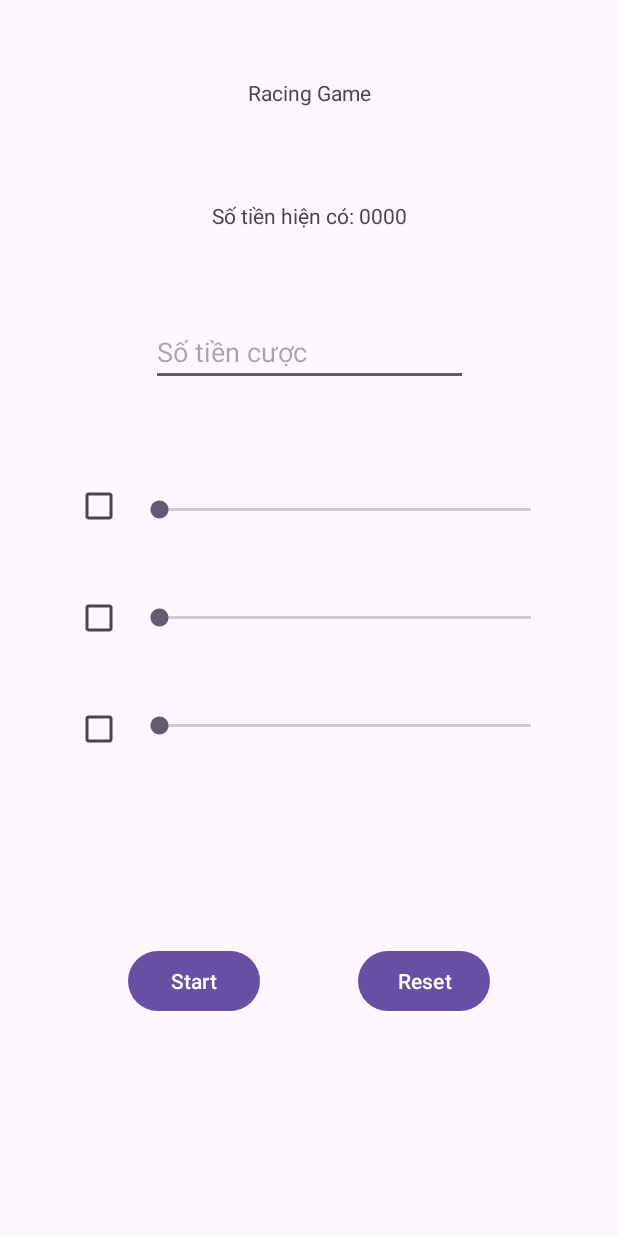
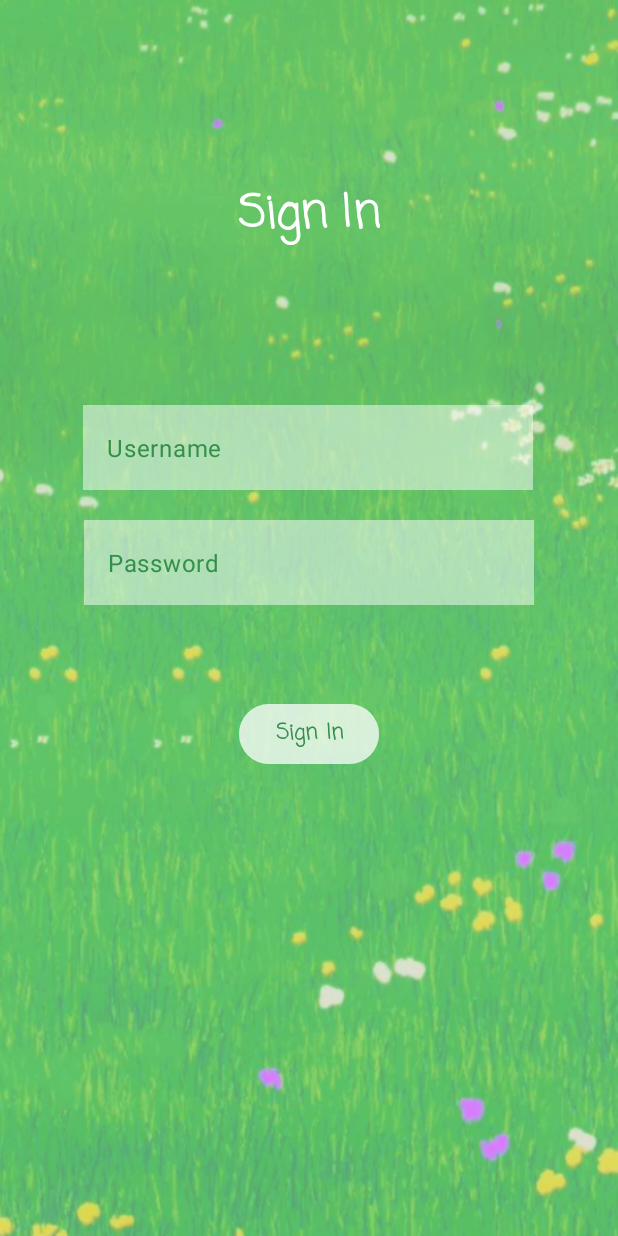
Before and after one commit to vliam0206/PRM_RacingGame, an Android app: the screen it shows after launch (MainActivity before the commit, SignInActivity after it), on a phone screen of 412 x 824 dp. Run offline under Robolectric (Android 15) with nearby library versions, the phone set to English and light mode, and no system bars.

Commit message:
[Lam][Edit .gitignore and README.md] (#2)
* BaoNgoc edit layout

* BaoNgoc  edit layout

* Lam completed Play a run and Reset

* Thuong add animation and audio

* BaoNgoc update layout

* [Lam][Update .gitignore]

* [Lam][Edit README.md]

* [Lam][Delete .name]

* [Lam][Delete compiler.xml]

---------

Co-authored-by: tranlebaongoc1512 <tranlebaongoc1512@gmail.com>
Co-authored-by: trungthongnguyen2002@gmail.com <trungthongnguyen2002@gmail.com>
Co-authored-by: giathuong172 <thuongmc2k2@gmail.com>

```diff
--- a/app/src/main/AndroidManifest.xml
+++ b/app/src/main/AndroidManifest.xml
@@ -13,7 +13,7 @@
         android:theme="@style/Theme.LabGameRacing"
         tools:targetApi="31">
         <activity
-            android:name=".MainActivity"
+            android:name=".SignInActivity"
             android:exported="true">
             <intent-filter>
                 <action android:name="android.intent.action.MAIN" />
@@ -21,6 +21,7 @@
                 <category android:name="android.intent.category.LAUNCHER" />
             </intent-filter>
         </activity>
+        <activity android:name=".MainActivity" />
     </application>
 
 </manifest>
--- /dev/null
+++ b/app/src/main/java/com/example/labgameracing/SignInActivity.java
@@ -0,0 +1,61 @@
+package com.example.labgameracing;
+
+import android.content.Intent;
+import android.os.Bundle;
+import android.text.TextUtils;
+import android.view.View;
+import android.widget.Button;
+import android.widget.EditText;
+import android.widget.TextView;
+
+import androidx.appcompat.app.AppCompatActivity;
+
+public class SignInActivity extends AppCompatActivity implements View.OnClickListener {
+    private EditText etUsername;
+    private EditText etPassword;
+    private Button btnSignIn;
+
+    private final String REQUIRE = "Require";
+
+    @Override
+    public void onCreate(Bundle savedInstanceState) {
+        super.onCreate(savedInstanceState);
+        setContentView(R.layout.activity_sign_in);
+
+        etUsername = findViewById(R.id.etUsername);
+        etPassword = findViewById(R.id.etPassword);
+        btnSignIn = findViewById(R.id.btnSignIn);
+
+        btnSignIn.setOnClickListener(this);
+
+    }
+
+    private boolean checkInput() {
+        if (TextUtils.isEmpty(etUsername.getText().toString())) {
+            etUsername.setError(REQUIRE);
+            return false;
+        }
+
+        if (TextUtils.isEmpty(etPassword.getText().toString())) {
+            etUsername.setError(REQUIRE);
+            return false;
+        }
+
+        return true;
+    }
+
+    private void signIn() {
+        if (!checkInput()) {
+            return;
+        }
+
+        Intent intent = new Intent(this, MainActivity.class);
+        startActivity(intent);
+        finish();
+    }
+
+    @Override
+    public void onClick(View v) {
+        signIn();
+    }
+}
--- a/app/src/main/res/layout/activity_main.xml
+++ b/app/src/main/res/layout/activity_main.xml
@@ -5,117 +5,150 @@
     android:layout_width="match_parent"
     android:layout_height="match_parent"
     android:padding="20dp"
+    android:background="@drawable/background"
     tools:context=".MainActivity">
 
     <SeekBar
         android:id="@+id/seekbarPlayer3"
         android:layout_width="280dp"
-        android:layout_height="40dp"
-        android:layout_marginTop="32dp"
+        android:layout_height="wrap_content"
+        android:layout_marginTop="28dp"
+        android:progress="5"
+        android:splitTrack="false"
+        android:thumb="@drawable/thumb3"
         app:layout_constraintEnd_toEndOf="parent"
         app:layout_constraintHorizontal_bias="0.5"
         app:layout_constraintStart_toEndOf="@+id/checkboxPlayer3"
-        app:layout_constraintTop_toBottomOf="@+id/seekbarPlayer2" />
+        app:layout_constraintTop_toBottomOf="@+id/seekbarPlayer2"
+        android:max="100"/>
+
+    <CheckBox
+        android:id="@+id/checkboxPlayer2"
+        android:layout_width="wrap_content"
+        android:layout_height="wrap_content"
+        app:buttonTint="#CCFFFFFF"
+        app:layout_constraintBottom_toBottomOf="parent"
+        app:layout_constraintEnd_toStartOf="@+id/seekbarPlayer2"
+        app:layout_constraintHorizontal_chainStyle="packed"
+        app:layout_constraintStart_toStartOf="parent"
+        app:layout_constraintTop_toTopOf="parent"
+        app:layout_constraintVertical_bias="0.53" />
+
+    <SeekBar
+        android:id="@+id/seekbarPlayer1"
+        android:layout_width="280dp"
+        android:layout_height="wrap_content"
+        android:layout_marginBottom="20dp"
+        android:splitTrack="false"
+        android:thumb="@drawable/thumb1"
+        android:progress="5"
+        app:layout_constraintBottom_toTopOf="@+id/seekbarPlayer2"
+        app:layout_constraintEnd_toEndOf="parent"
+        app:layout_constraintHorizontal_bias="0.5"
+        app:layout_constraintStart_toEndOf="@+id/checkboxPlayer1"
+        android:max="100"/>
 
     <CheckBox
         android:id="@+id/checkboxPlayer3"
         android:layout_width="wrap_content"
         android:layout_height="wrap_content"
+        app:buttonTint="#CCFFFFFF"
         app:layout_constraintBottom_toBottomOf="@+id/seekbarPlayer3"
         app:layout_constraintEnd_toStartOf="@+id/seekbarPlayer3"
-        app:layout_constraintHorizontal_bias="0.5"
         app:layout_constraintHorizontal_chainStyle="packed"
         app:layout_constraintStart_toStartOf="parent"
         app:layout_constraintTop_toTopOf="@+id/seekbarPlayer3"
-        app:layout_constraintVertical_bias="0.25" />
+        app:layout_constraintVertical_bias="0.5" />
+
+    <EditText
+        android:id="@+id/etPayNumber"
+        style="@style/Widget.Material3.AutoCompleteTextView.OutlinedBox"
+        android:layout_width="wrap_content"
+        android:layout_height="wrap_content"
+        android:layout_marginBottom="44dp"
+        android:background="#80FFFFFF"
+        android:ems="10"
+        android:hint="Bet amount"
+        android:inputType="number"
+        android:textColorHint="#348F4B"
+        app:layout_constraintBottom_toTopOf="@+id/seekbarPlayer1"
+        app:layout_constraintEnd_toEndOf="parent"
+        app:layout_constraintStart_toStartOf="parent" />
+
+    <CheckBox
+        android:id="@+id/checkboxPlayer1"
+        android:layout_width="wrap_content"
+        android:layout_height="wrap_content"
+        app:buttonTint="#CCFFFFFF"
+        app:layout_constraintBottom_toBottomOf="@+id/seekbarPlayer1"
+        app:layout_constraintEnd_toStartOf="@+id/seekbarPlayer1"
+        app:layout_constraintHorizontal_chainStyle="packed"
+        app:layout_constraintStart_toStartOf="parent"
+        app:layout_constraintTop_toTopOf="@+id/seekbarPlayer1"
+        app:layout_constraintVertical_bias="0.5" />
 
     <SeekBar
         android:id="@+id/seekbarPlayer2"
         android:layout_width="280dp"
-        android:layout_height="40dp"
+        android:layout_height="wrap_content"
+        android:progress="5"
+        android:splitTrack="false"
+        android:thumb="@drawable/thumb2"
         app:layout_constraintBottom_toBottomOf="parent"
         app:layout_constraintEnd_toEndOf="parent"
         app:layout_constraintHorizontal_bias="0.5"
         app:layout_constraintStart_toEndOf="@+id/checkboxPlayer2"
-        app:layout_constraintTop_toTopOf="parent" />
+        app:layout_constraintTop_toTopOf="parent"
+        app:layout_constraintVertical_bias="0.53"
+        android:max="100"/>
 
-    <CheckBox
-        android:id="@+id/checkboxPlayer2"
+    <Button
+        android:id="@+id/btnReset"
         android:layout_width="wrap_content"
         android:layout_height="wrap_content"
+        android:backgroundTint="#80FFFFFF"
+        android:fontFamily="casual"
+        android:text="Reset"
+        android:textColor="#348F4B"
+        android:textStyle="bold"
         app:layout_constraintBottom_toBottomOf="parent"
-        app:layout_constraintEnd_toStartOf="@+id/seekbarPlayer2"
+        app:layout_constraintEnd_toEndOf="parent"
         app:layout_constraintHorizontal_bias="0.5"
-        app:layout_constraintHorizontal_chainStyle="packed"
+        app:layout_constraintStart_toEndOf="@+id/btnStart"
+        app:layout_constraintTop_toTopOf="parent"
+        app:layout_constraintVertical_bias="0.880" />
+
+    <Button
+        android:id="@+id/btnStart"
+        android:layout_width="wrap_content"
+        android:layout_height="wrap_content"
+        android:backgroundTint="#80FFFFFF"
+        android:fontFamily="casual"
+        android:text="Start"
+        android:textColor="#348F4B"
+        android:textStyle="bold"
+        app:layout_constraintBottom_toBottomOf="parent"
+        app:layout_constraintEnd_toStartOf="@+id/btnReset"
+        app:layout_constraintHorizontal_bias="0.5"
+        app:layout_constraintHorizontal_chainStyle="spread"
         app:layout_constraintStart_toStartOf="parent"
-        app:layout_constraintTop_toTopOf="parent" />
+        app:layout_constraintTop_toTopOf="parent"
+        app:layout_constraintVertical_bias="0.880" />
 
     <TextView
         android:id="@+id/tvTitle"
         android:layout_width="wrap_content"
         android:layout_height="wrap_content"
-        android:layout_marginTop="32dp"
-        android:text="Racing Game"
+        android:layout_marginTop="68dp"
+        android:fontFamily="casual"
+        android:text="Oggy Racing Game"
+        android:textColor="@color/white"
+        android:textSize="30dp"
+        android:textStyle="bold"
         app:layout_constraintEnd_toEndOf="parent"
+        app:layout_constraintHorizontal_bias="0.497"
         app:layout_constraintStart_toStartOf="parent"
         app:layout_constraintTop_toTopOf="parent" />
-
-    <SeekBar
-        android:id="@+id/seekbarPlayer1"
-        android:layout_width="280dp"
-        android:layout_height="40dp"
-        android:layout_marginBottom="32dp"
-        app:layout_constraintBottom_toTopOf="@+id/seekbarPlayer2"
-        app:layout_constraintEnd_toEndOf="parent"
-        app:layout_constraintHorizontal_bias="0.5"
-        app:layout_constraintStart_toEndOf="@+id/checkboxPlayer1" />
-
-    <CheckBox
-        android:id="@+id/checkboxPlayer1"
-        android:layout_width="wrap_content"
-        android:layout_height="wrap_content"
-        app:layout_constraintBottom_toBottomOf="@+id/seekbarPlayer1"
-        app:layout_constraintEnd_toStartOf="@+id/seekbarPlayer1"
-        app:layout_constraintHorizontal_bias="0.5"
-        app:layout_constraintHorizontal_chainStyle="packed"
-        app:layout_constraintStart_toStartOf="parent"
-        app:layout_constraintTop_toTopOf="@+id/seekbarPlayer1"
-        app:layout_constraintVertical_bias="0.875" />
-
-    <Button
-        android:id="@+id/btnStart"
-        android:layout_width="wrap_content"
-        android:layout_height="wrap_content"
-        android:text="Start"
-        app:layout_constraintBottom_toBottomOf="parent"
-        app:layout_constraintEnd_toStartOf="@+id/btnReset"
-        app:layout_constraintHorizontal_bias="0.5"
-        app:layout_constraintHorizontal_chainStyle="spread"
-        app:layout_constraintStart_toStartOf="parent"
-        app:layout_constraintTop_toBottomOf="@+id/seekbarPlayer3" />
-
-    <Button
-        android:id="@+id/btnReset"
-        android:layout_width="wrap_content"
-        android:layout_height="wrap_content"
-        android:text="Reset"
-        app:layout_constraintBottom_toBottomOf="parent"
-        app:layout_constraintEnd_toEndOf="parent"
-        app:layout_constraintHorizontal_bias="0.5"
-        app:layout_constraintStart_toEndOf="@+id/btnStart"
-        app:layout_constraintTop_toBottomOf="@+id/seekbarPlayer3" />
-
-    <EditText
-        android:id="@+id/etPayNumber"
-        android:layout_width="211dp"
-        android:layout_height="42dp"
-        android:ems="10"
-        android:hint="Số tiền cược"
-        android:inputType="number"
-        app:layout_constraintBottom_toTopOf="@+id/seekbarPlayer1"
-        app:layout_constraintEnd_toEndOf="parent"
-        app:layout_constraintStart_toStartOf="parent"
-        app:layout_constraintTop_toBottomOf="@id/tvTmp1" />
 
     <androidx.constraintlayout.widget.Group
         android:id="@+id/group2"
@@ -127,34 +160,26 @@
         android:id="@+id/tvCurrentAmountLabel"
         android:layout_width="wrap_content"
         android:layout_height="wrap_content"
-        android:text="Số tiền hiện có"
-        app:layout_constraintBottom_toBottomOf="@+id/tvTmp1"
-        app:layout_constraintEnd_toStartOf="@+id/tvTmp1"
-        app:layout_constraintHorizontal_bias="0.5"
+        android:fontFamily="serif-monospace"
+        android:text="Money:"
+        android:textColor="@color/white"
+        android:textSize="20dp"
+        android:textStyle="bold"
         app:layout_constraintHorizontal_chainStyle="packed"
         app:layout_constraintStart_toStartOf="parent"
-        app:layout_constraintTop_toTopOf="@+id/tvTmp1" />
-
-    <TextView
-        android:id="@+id/tvTmp1"
-        android:layout_width="wrap_content"
-        android:layout_height="wrap_content"
-        android:text=": "
-        app:layout_constraintBottom_toTopOf="@+id/etPayNumber"
-        app:layout_constraintEnd_toStartOf="@+id/tvCurrentAmount"
-        app:layout_constraintHorizontal_bias="0.5"
-        app:layout_constraintStart_toEndOf="@+id/tvCurrentAmountLabel"
-        app:layout_constraintTop_toBottomOf="@+id/tvTitle" />
+        app:layout_constraintTop_toTopOf="parent" />
 
     <TextView
         android:id="@+id/tvCurrentAmount"
         android:layout_width="wrap_content"
         android:layout_height="wrap_content"
+        android:layout_marginStart="5dp"
+        android:fontFamily="serif-monospace"
         android:text="0000"
-        app:layout_constraintBottom_toBottomOf="@+id/tvTmp1"
-        app:layout_constraintEnd_toEndOf="parent"
-        app:layout_constraintHorizontal_bias="0.5"
-        app:layout_constraintStart_toEndOf="@+id/tvTmp1"
-        app:layout_constraintTop_toTopOf="@+id/tvTmp1" />
+        android:textColor="@color/white"
+        android:textSize="20dp"
+        android:textStyle="bold"
+        app:layout_constraintStart_toEndOf="@+id/tvCurrentAmountLabel"
+        app:layout_constraintTop_toTopOf="parent" />
 
 </androidx.constraintlayout.widget.ConstraintLayout>
--- /dev/null
+++ b/app/src/main/res/layout/activity_sign_in.xml
@@ -0,0 +1,74 @@
+<?xml version="1.0" encoding="utf-8"?>
+<androidx.constraintlayout.widget.ConstraintLayout xmlns:android="http://schemas.android.com/apk/res/android"
+    xmlns:app="http://schemas.android.com/apk/res-auto"
+    xmlns:tools="http://schemas.android.com/tools"
+    android:layout_width="match_parent"
+    android:layout_height="match_parent"
+    android:background="@drawable/background"
+    tools:context=".SignInActivity">
+
+    <TextView
+        android:id="@+id/tvTitle"
+        android:layout_width="wrap_content"
+        android:layout_height="wrap_content"
+        android:layout_marginTop="120dp"
+        android:fontFamily="casual"
+        android:text="Sign In"
+        android:textColor="@color/white"
+        android:textSize="30dp"
+        android:textStyle="bold"
+        app:layout_constraintEnd_toEndOf="parent"
+        app:layout_constraintStart_toStartOf="parent"
+        app:layout_constraintTop_toTopOf="parent" />
+
+    <EditText
+        android:id="@+id/etUsername"
+        style="@style/Widget.Material3.AutoCompleteTextView.OutlinedBox"
+        android:layout_width="300dp"
+        android:layout_height="wrap_content"
+        android:background="#80FFFFFF"
+        android:ems="10"
+        android:hint="Username"
+        android:inputType="text"
+        android:textColorHint="#348F4B"
+        app:layout_constraintBottom_toBottomOf="parent"
+        app:layout_constraintEnd_toEndOf="parent"
+        app:layout_constraintHorizontal_bias="0.495"
+        app:layout_constraintStart_toStartOf="parent"
+        app:layout_constraintTop_toTopOf="parent"
+        app:layout_constraintVertical_bias="0.352" />
+
+    <EditText
+        android:id="@+id/etPassword"
+        style="@style/Widget.Material3.AutoCompleteTextView.OutlinedBox"
+        android:layout_width="300dp"
+        android:layout_height="wrap_content"
+        android:layout_marginTop="20dp"
+        android:background="#80FFFFFF"
+        android:ems="10"
+        android:hint="Password"
+        android:inputType="textPassword"
+        android:textColorHint="#348F4B"
+        app:layout_constraintEnd_toEndOf="parent"
+        app:layout_constraintHorizontal_bias="0.5"
+        app:layout_constraintStart_toStartOf="parent"
+        app:layout_constraintTop_toBottomOf="@+id/etUsername" />
+
+    <Button
+        android:id="@+id/btnSignIn"
+        android:layout_width="wrap_content"
+        android:layout_height="wrap_content"
+        android:backgroundTint="#80FFFFFF"
+        android:fontFamily="casual"
+        android:text="Sign In"
+        android:textColor="#348F4B"
+        android:textStyle="bold"
+        app:layout_constraintBottom_toBottomOf="parent"
+        app:layout_constraintEnd_toEndOf="parent"
+        app:layout_constraintHorizontal_bias="0.5"
+        app:layout_constraintStart_toStartOf="parent"
+        app:layout_constraintTop_toTopOf="parent"
+        app:layout_constraintVertical_bias="0.6" />
+
+
+</androidx.constraintlayout.widget.ConstraintLayout>
--- a/app/src/main/res/values/colors.xml
+++ b/app/src/main/res/values/colors.xml
@@ -2,4 +2,5 @@
 <resources>
     <color name="black">#FF000000</color>
     <color name="white">#FFFFFFFF</color>
+    <color name="orange">#FF6700</color>
 </resources>
--- a/build.gradle
+++ b/build.gradle
@@ -1,5 +1,5 @@
 // Top-level build file where you can add configuration options common to all sub-projects/modules.
 plugins {
-    id 'com.android.application' version '8.0.1' apply false
-    id 'com.android.library' version '8.0.1' apply false
+    id 'com.android.application' version '8.0.2' apply false
+    id 'com.android.library' version '8.0.2' apply false
 }
```
Also changed, not shown: app/src/main/java/com/example/labgameracing/MainActivity.java (+77 -0 lines), app/src/main/res/drawable/background.png (added), app/src/main/res/drawable/thumb1.png (added), app/src/main/res/drawable/thumb2.png (added), app/src/main/res/drawable/thumb3.png (added), 3 other files.
